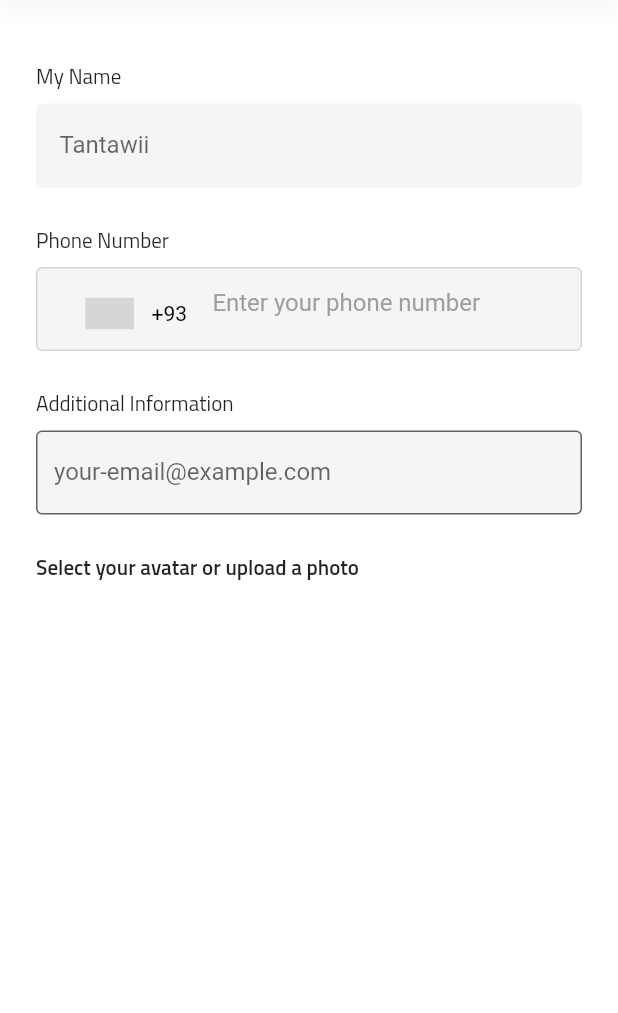
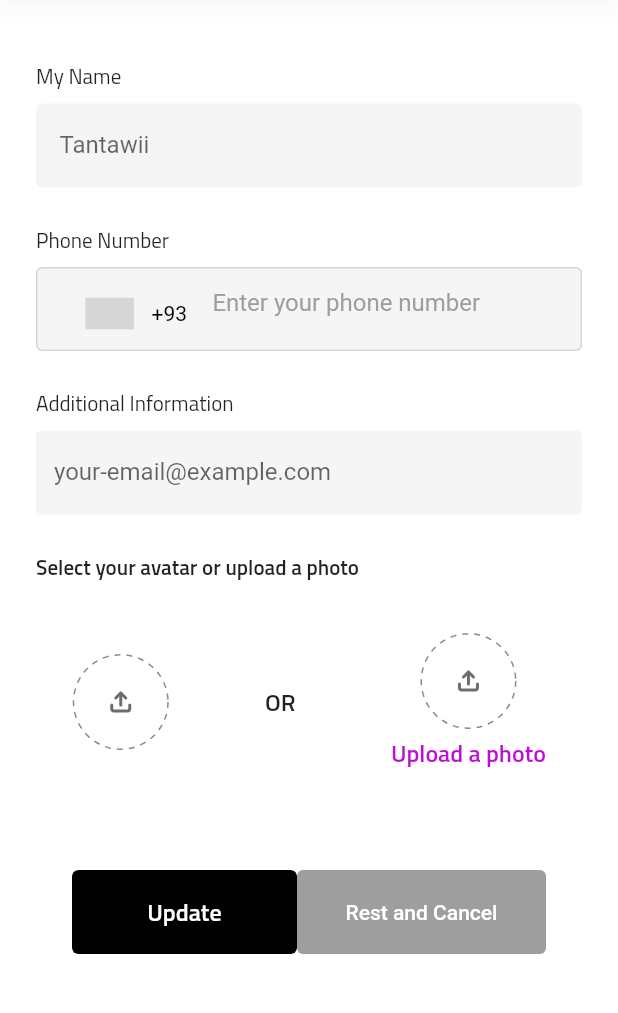
Before and after one commit to Tantawiiii/save_me, a Flutter app: the Profile screen opened directly, on a phone screen of 412 x 824 dp, the part 105-1118 px from its top. Run offline on Flutter 3.47's test engine with Material 2 defaults, Android fonts, the phone set to English and light mode, and no system bars; drawn by our look-alikes of intl_phone_number_input; our stand-ins replace animated_splash_screen, flutter_svg, google_places_flutter, page_transition; missing offline and left inert: circular_menu; project files that could hold a hidden picture were left out; grey boxes are pictures that could not be loaded.

Commit message:
create design for profile and Setting Screens

```diff
--- a/lib/features/home/pages/home_page.dart
+++ b/lib/features/home/pages/home_page.dart
@@ -11,6 +11,10 @@ class HomeScreen extends StatefulWidget {
 }
 
 class _HomeScreenState extends State<HomeScreen> {
+
+
+
+
   @override
   Widget build(BuildContext context) {
     return Scaffold(
--- a/lib/features/home/pages/profile_page.dart
+++ b/lib/features/home/pages/profile_page.dart
@@ -1,6 +1,8 @@
 import 'package:flutter/material.dart';
 import 'package:flutter/services.dart';
+import 'package:flutter_svg/flutter_svg.dart';
 import 'package:intl_phone_number_input/intl_phone_number_input.dart';
+import 'package:save_me/constants/colors_code.dart';
 
 import '../../../constants/Strings.dart';
 import '../../../constants/fonts.dart';
@@ -101,10 +103,10 @@ class _ProfileState extends State<Profile> {
                         borderRadius: BorderRadius.circular(4),
                         borderSide: BorderSide.none,
                       ),
-                      // focusedBorder: OutlineInputBorder(
-                      //     borderSide: BorderSide(
-                      //       color: Colors.purple.shade100,
-                      //     )),
+                      focusedBorder: OutlineInputBorder(
+                          borderSide: BorderSide(
+                        color: Colors.purple.shade100,
+                      )),
                       hintText: Strings.txtIsEmptyUserName,
                       //isDense: true,
                     ),
@@ -183,11 +185,12 @@ class _ProfileState extends State<Profile> {
                   height: 56,
                   child: TextFormField(
                     controller: _emailController,
-                    keyboardType: TextInputType.emailAddress,
+                    keyboardType: TextInputType.name,
                     decoration: InputDecoration(
                       filled: true,
                       border: OutlineInputBorder(
                         borderRadius: BorderRadius.circular(4),
+                        borderSide: BorderSide.none,
                       ),
                       focusedBorder: OutlineInputBorder(
                           borderSide: BorderSide(
@@ -201,7 +204,6 @@ class _ProfileState extends State<Profile> {
                     },
                   ),
                 ),
-
                 const SizedBox(
                   height: 24,
                 ),
@@ -209,20 +211,90 @@ class _ProfileState extends State<Profile> {
                   Strings.txtAvatarOrPhoto,
                   style: TextStyle(
                       fontSize: 14,
-                      fontFamily: Fonts.getFontFamilyTitillSemiBold() ,
+                      fontFamily: Fonts.getFontFamilyTitillSemiBold(),
                       fontWeight: FontWeight.normal),
                 ),
                 const SizedBox(
                   height: 24,
                 ),
+                Container(
+                  margin: const EdgeInsets.only(left: 24, right: 24, top: 10),
+                  child: Row(
+                    mainAxisAlignment: MainAxisAlignment.spaceBetween,
+                    children: [
+                      SvgPicture.asset('assets/images/upload_img.svg'),
+                      Text(
+                        'OR',
+                        style: TextStyle(
+                            fontSize: 16,
+                            fontFamily: Fonts.getFontFamilyTitillSemiBold(),
+                            fontWeight: FontWeight.normal),
+                      ),
+                      Column(
+                        children: <Widget>[
+                          SvgPicture.asset('assets/images/upload_img.svg'),
+                          const SizedBox(
+                            height: 4,
+                          ),
+                          Text(
+                            'Upload a photo',
+                            style: TextStyle(
+                                fontSize: 16,
+                                fontFamily: Fonts.getFontFamilyTitillSemiBold(),
+                                color: ColorsCode.purpleColor),
+                          ),
+                        ],
+                      ),
+                    ],
+                  ),
+                ),
+                const SizedBox(
+                  height: 56,
+                ),
+                Container(
+                  margin: const EdgeInsets.only(left: 24, right: 24, top: 10),
+                  child: Row(
+                    children: [
+                      SizedBox(
+                        width: 150,
+                        height: 56,
+                        child: ClipRRect(
+                          borderRadius: BorderRadius.circular(4),
+                          child: ElevatedButton(
+                            style: ElevatedButton.styleFrom(
+                              backgroundColor: Colors.black,
+                            ),
+                            onPressed: () {
+                            },
+                            child: Text(
+                              'Update',
+                              style: TextStyle(
+                                color: Colors.white,
+                                fontSize: 16,
+                                fontFamily: Fonts.getFontFamilyTitillSemiBold(),
+                                fontWeight: FontWeight.bold,
+                              ),
+                            ),
+                          ),
+                        ),
+                      ),
 
-                Row(
-                  mainAxisAlignment: MainAxisAlignment.spaceBetween,
-                  children: [
-
-                  ],
+                      Expanded(
+                        child: SizedBox(
+                          height: 56,
+                          child: ElevatedButton(
+                            onPressed: (){},
+                            style: ElevatedButton.styleFrom(
+                              primary: Colors.grey,
+                              elevation: 0,
+                            ),
+                            child: const Text('Rest and Cancel'),
+                          ),
+                        ),
+                      ),
+                    ],
+                  ),
                 ),
-
               ],
             ),
           ),
--- a/pubspec.yaml
+++ b/pubspec.yaml
@@ -33,6 +33,7 @@ dependencies:
   flutter_svg: ^2.0.9
 
   flutter_expandable_fab: ^2.0.0
+  circular_menu: ^2.0.1
 
 
 dev_dependencies:
```
Also changed, not shown: lib/features/auth/widget/complete_profile_form.dart (+13 -23 lines), lib/features/auth/widget/login_form.dart (+5 -5 lines), lib/features/auth/widget/register_now_form.dart (+5 -2 lines), lib/features/home/home_screen.dart (+74 -46 lines), lib/features/home/widget/action_button.dart (deleted, +0 -23 lines), lib/features/home/widget/expandable_fab.dart (deleted, +0 -167 lines), assets/images/Disabled.svg (added), assets/images/Item.svg (added), assets/images/Pets.svg (added), assets/images/Seniors.svg (added), assets/images/kids.svg (added), assets/images/line.svg (added), assets/images/upload_img.svg (added), pubspec.lock.
